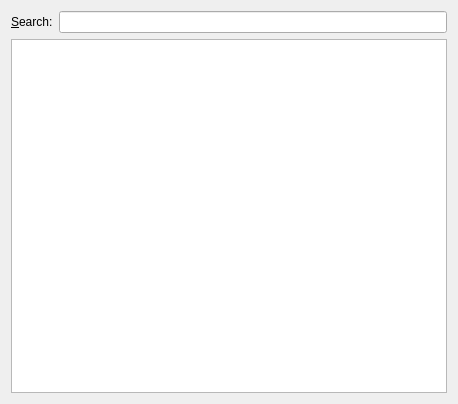
Above: monolithic/otherwirelessnetworkwidget.ui from netrunner-debian-kde-extras/networkmanagement before the change. Below: the same form after it.
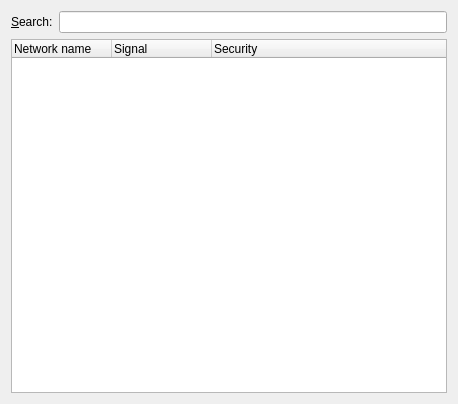
That is the form after the change. Custom widgets are drawn as their Qt base class.

What changed in the file:
```diff
--- a/monolithic/otherwirelessnetworkwidget.ui
+++ b/monolithic/otherwirelessnetworkwidget.ui
@@ -24,26 +24,42 @@
       </widget>
      </item>
      <item>
-      <widget class="KListWidgetSearchLine" name="searchLine"/>
+      <widget class="KTreeWidgetSearchLine" name="searchLine"/>
      </item>
     </layout>
    </item>
    <item>
-    <widget class="QListWidget" name="lwNetworks"/>
+    <widget class="QTreeWidget" name="twNetworks">
+     <column>
+      <property name="text">
+       <string>Network name</string>
+      </property>
+     </column>
+     <column>
+      <property name="text">
+       <string>Signal</string>
+      </property>
+     </column>
+     <column>
+      <property name="text">
+       <string>Security</string>
+      </property>
+     </column>
+    </widget>
    </item>
   </layout>
  </widget>
  <customwidgets>
+  <customwidget>
+   <class>KTreeWidgetSearchLine</class>
+   <extends>KLineEdit</extends>
+   <header>ktreewidgetsearchline.h</header>
+  </customwidget>
   <customwidget>
    <class>KLineEdit</class>
    <extends>QLineEdit</extends>
    <header>klineedit.h</header>
   </customwidget>
-  <customwidget>
-   <class>KListWidgetSearchLine</class>
-   <extends>KLineEdit</extends>
-   <header>klistwidgetsearchline.h</header>
-  </customwidget>
  </customwidgets>
  <resources/>
  <connections/>
```
